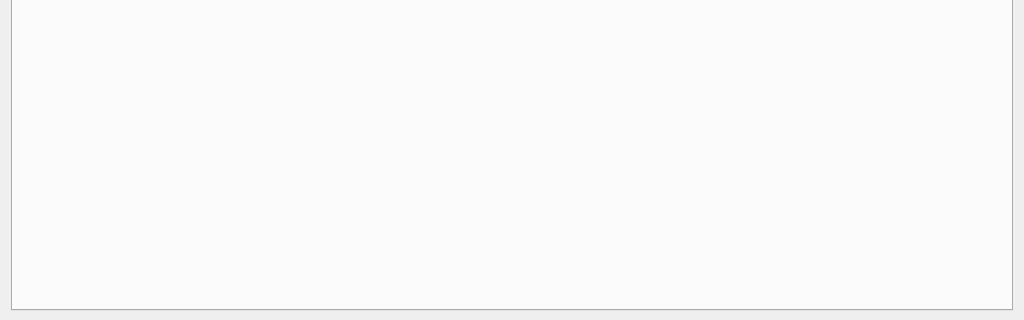
The window that f_mainwindow.ui (nivhg/ludopen) describes before a commit, drawn with Qt 5; both pictures show x 0 to 1024 and y 448 to 768 of the 1024 by 768 pixel window.
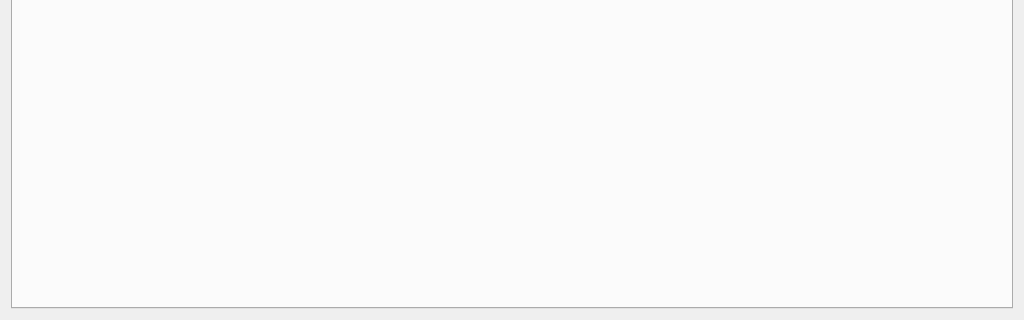
The same window after the commit. Icons and pictures are not drawn.

Commit message: taille de la fen?tre revue pour tenir sur un ?cran 4/3 en 1024 par 768 sans cacher la barre de t?che

The edit to the form file:
```diff
--- a/f_mainwindow.ui
+++ b/f_mainwindow.ui
@@ -13,7 +13,7 @@
   <property name="minimumSize">
    <size>
     <width>1024</width>
-    <height>768</height>
+    <height>600</height>
    </size>
   </property>
   <property name="windowTitle">
@@ -29,8 +29,8 @@
      <widget class="QTabWidget" name="TbW_Main">
       <property name="minimumSize">
        <size>
-        <width>0</width>
-        <height>729</height>
+        <width>1000</width>
+        <height>550</height>
        </size>
       </property>
       <property name="maximumSize">
```
Left out of the diff: 2 changed lines with no effect on the pictures.
